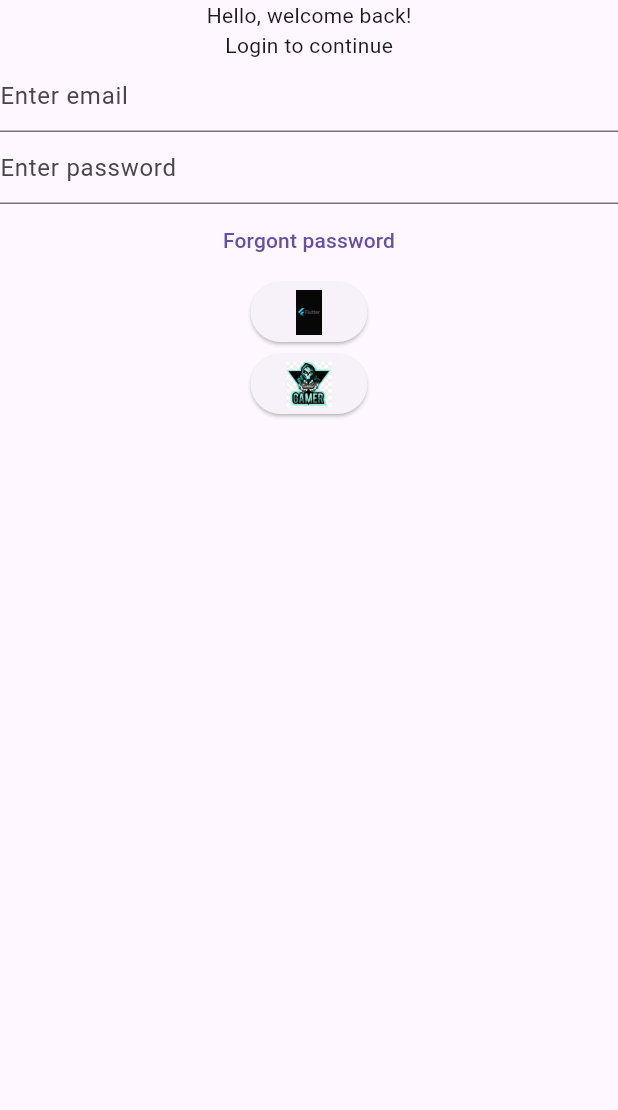
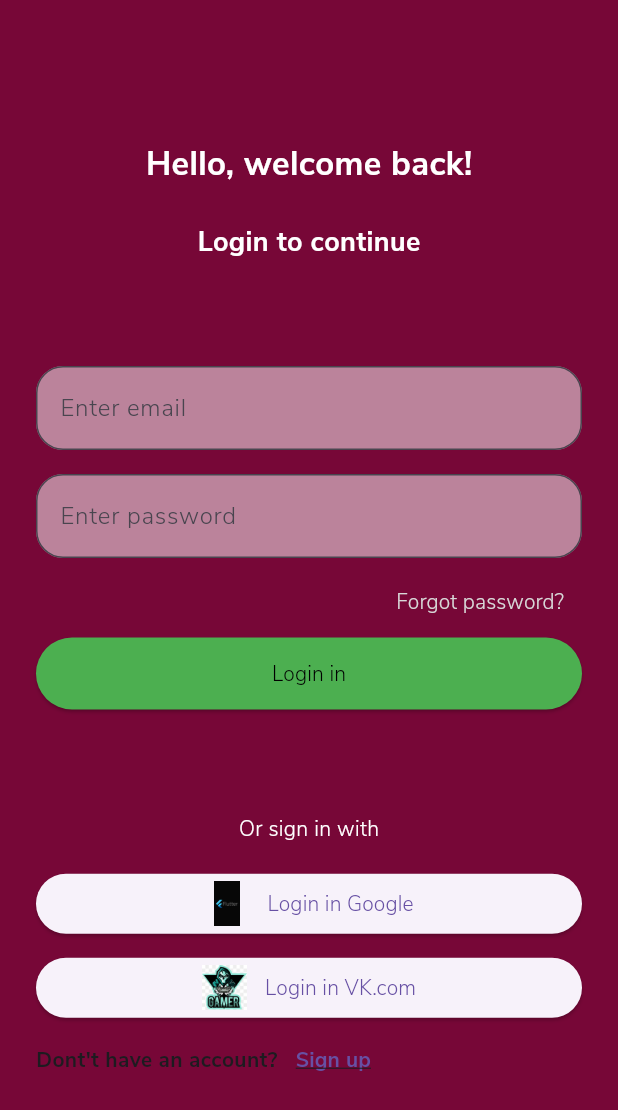
Before and after one commit to Mingaleev-D/new_flutter_t, a Flutter app: the screen it shows after launch, on a phone screen of 412 x 824 dp. Shown: the top 1110 px of the screen. Run offline on Flutter 3.47's test engine with Material 3 defaults, Android fonts, the phone set to English and light mode, and no system bars.

Commit message:
экран ввода данных

```diff
--- a/lib/main.dart
+++ b/lib/main.dart
@@ -1,4 +1,7 @@
 import 'package:flutter/material.dart';
+import 'package:new_flutter_t/theme/app_colors.dart';
+
+import 'pages/login_page.dart';
 
 void main() => runApp(MyApp());
 
@@ -7,43 +10,11 @@ class MyApp extends StatelessWidget {
   Widget build(BuildContext context) {
     return MaterialApp(
       debugShowCheckedModeBanner: false,
-      theme: ThemeData(useMaterial3: true),
-      //title: 'Material App',
-      home: Scaffold(
-        body: Column(
-          children: [
-            Text('Hello, welcome back!'),
-            Text('Login to continue'),
-            TextField(
-              decoration: InputDecoration(
-                hintText: 'Enter email',
-              ),
-            ),
-            TextField(
-              decoration: InputDecoration(
-                hintText: 'Enter password',
-              ),
-            ),
-            TextButton(onPressed: () {}, child: const Text('Forgont password')),
-            ElevatedButton(
-              onPressed: () {},
-              child: Image.asset(
-                'assets/images/flutter.jpg',
-                width: 30,
-                height: 30,
-              ),
-            ),
-            ElevatedButton(
-              onPressed: () {},
-              child: Image.asset(
-                'assets/images/ic_games.jpg',
-                width: 30,
-                height: 30,
-              ),
-            ),
-          ],
-        ),
-      ),
+      theme: ThemeData(
+          useMaterial3: true,
+          fontFamily: 'NunitoSans',
+          scaffoldBackgroundColor: AppColors.primary),
+      home: LoginPage(),
     );
   }
 }
--- /dev/null
+++ b/lib/pages/home_page.dart
@@ -0,0 +1,4 @@
+/*
+* @author : Mingaleev D
+* @data : 15.12.2023
+*/
--- /dev/null
+++ b/lib/pages/login_page.dart
@@ -0,0 +1,161 @@
+/*
+* @author : Mingaleev D
+* @data : 14.12.2023
+*/
+
+import 'package:flutter/material.dart';
+import 'package:new_flutter_t/theme/app_colors.dart';
+
+class LoginPage extends StatelessWidget {
+  const LoginPage({super.key});
+
+  @override
+  Widget build(BuildContext context) {
+    return Scaffold(
+      body: SingleChildScrollView(
+        child: SizedBox(
+          height: MediaQuery.of(context).size.height,
+          child: Padding(
+            padding: const EdgeInsets.all(24.0),
+            child: Column(
+              children: [
+                const Spacer(),
+                const Text(
+                  'Hello, welcome back!',
+                  style: TextStyle(
+                    color: Colors.white,
+                    fontWeight: FontWeight.bold,
+                    fontSize: 22,
+                  ),
+                ),
+                const SizedBox(
+                  height: 24,
+                ),
+                const Text(
+                  'Login to continue',
+                  style: TextStyle(
+                      color: Colors.white,
+                      fontSize: 18,
+                      fontFamily: 'NunitoSans',
+                      fontWeight: FontWeight.bold),
+                ),
+                const Spacer(),
+                TextField(
+                  decoration: InputDecoration(
+                      hintText: 'Enter email',
+                      border: OutlineInputBorder(
+                        borderRadius: BorderRadius.circular(18),
+                      ),
+                      filled: true,
+                      fillColor: Colors.white.withOpacity(0.5)),
+                ),
+                const SizedBox(
+                  height: 16,
+                ),
+                TextField(
+                  decoration: InputDecoration(
+                      hintText: 'Enter password',
+                      border: OutlineInputBorder(
+                        borderRadius: BorderRadius.circular(18),
+                      ),
+                      filled: true,
+                      fillColor: Colors.white.withOpacity(0.5)),
+                ),
+                const SizedBox(
+                  height: 5,
+                ),
+                Align(
+                  alignment: Alignment.topRight,
+                  child: TextButton(
+                    style:
+                        TextButton.styleFrom(foregroundColor: Colors.white38),
+                    onPressed: () {},
+                    child: const Text(
+                      'Forgot password?',
+                      style: TextStyle(color: AppColors.font),
+                    ),
+                  ),
+                ),
+                SizedBox(
+                  width: double.infinity,
+                  height: 48,
+                  child: ElevatedButton(
+                    style: ElevatedButton.styleFrom(
+                        backgroundColor: Colors.green,
+                        foregroundColor: Colors.black),
+                    onPressed: () {},
+                    child: const Text('Login in'),
+                  ),
+                ),
+                const Spacer(),
+                const Text(
+                  'Or sign in with',
+                  style: TextStyle(color: Colors.white),
+                ),
+                const SizedBox(
+                  height: 16,
+                ),
+                ElevatedButton(
+                  onPressed: () {},
+                  child: Row(
+                    mainAxisAlignment: MainAxisAlignment.center,
+                    children: [
+                      Image.asset(
+                        'assets/images/flutter.jpg',
+                        width: 30,
+                        height: 30,
+                      ),
+                      const SizedBox(
+                        width: 12,
+                      ),
+                      const Text('Login in Google'),
+                    ],
+                  ),
+                ),
+                const SizedBox(
+                  height: 8,
+                ),
+                ElevatedButton(
+                  onPressed: () {},
+                  child: Row(
+                    mainAxisAlignment: MainAxisAlignment.center,
+                    children: [
+                      Image.asset(
+                        'assets/images/ic_games.jpg',
+                        width: 30,
+                        height: 30,
+                      ),
+                      const SizedBox(
+                        width: 12,
+                      ),
+                      const Text('Login in VK.com'),
+                    ],
+                  ),
+                ),
+                Row(
+                  children: [
+                    const Text(
+                      'Dont\'t have an account?',
+                      style: TextStyle(
+                          fontFamily: 'NunitoSans',
+                          fontWeight: FontWeight.w700),
+                    ),
+                    TextButton(
+                        onPressed: () {},
+                        child: const Text(
+                          'Sign up',
+                          style: TextStyle(
+                              fontWeight: FontWeight.bold,
+                              decoration: TextDecoration.underline),
+                        ))
+                  ],
+                ),
+                const Spacer(),
+              ],
+            ),
+          ),
+        ),
+      ),
+    );
+  }
+}
--- /dev/null
+++ b/lib/theme/app_colors.dart
@@ -0,0 +1,17 @@
+/*
+* @author : Mingaleev D
+* @data : 14.12.2023
+*/
+
+import 'dart:ui';
+
+class AppColors {
+  static const primary = Color(0xff770737);
+  static const font = Color(0xffd8d8d8);
+  static const font2 = Color(0xff373737);
+  static const disableFont = Color(0xffa7a7a7);
+  static const disableButton = Color(0xff303030);
+  static const background = Color(0xff1a2947);
+  static const black = Color(0xff151415);
+  static const white = Color(0xffffffff);
+}
```
Also changed, not shown: pubspec.yaml (+6 -6 lines), assets/fonts/nunitosans_bold.ttf (added), assets/fonts/nunitosans_light.ttf (added).
